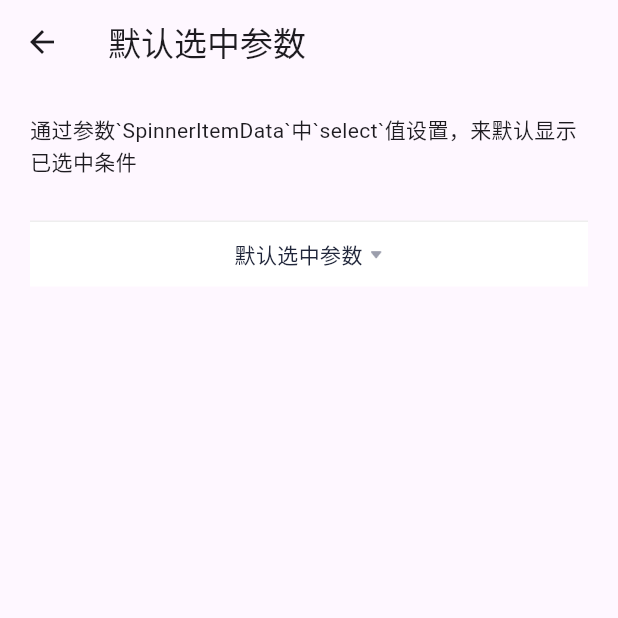
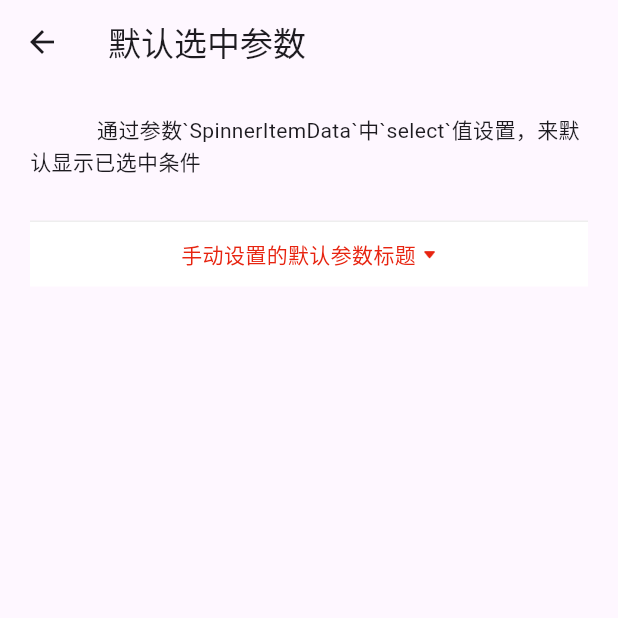
Before and after one commit to boomcx/spinner_box, a Flutter app: the SelectParamsPage screen opened directly, on a phone screen of 412 x 824 dp, the top half of it. Run offline on Flutter 3.47's test engine with Material 3 defaults, Android fonts, the phone set to English and light mode, and no system bars.

Commit message:
- 完善默认参数案例

```diff
--- a/example/lib/pages/params.dart
+++ b/example/lib/pages/params.dart
@@ -11,20 +11,22 @@ class SelectParamsPage extends StatefulWidget {
 }
 
 class _SelectParamsPageState extends State<SelectParamsPage> {
+  final controller = PopupValueNotifier.titles(
+    const ['默认选中参数'].toSpinnerData,
+  );
+
   final data = text(key: 'text1', type: MoreContentType.wrap, count: 15);
   var _condition = <SpinnerEntity>[];
 
   @override
   void initState() {
     super.initState();
-    data.items.first.selected = SCheckedStatus.checked;
+    data.items[0].selected = SCheckedStatus.unchecked;
+    data.items[1].selected = SCheckedStatus.checked;
     data.items[2].selected = SCheckedStatus.checked;
-    // var items = <SpinnerItemData>[];
-    // for (var element in data.items) {
-    //   items.add(element.copyWith(selected: true));
-    // }
+    _condition.add(data);
 
-    _condition.add(data);
+    controller.updateName('手动设置的默认参数标题', index: 0);
   }
 
   @override
@@ -37,11 +39,12 @@ class _SelectParamsPageState extends State<SelectParamsPage> {
           crossAxisAlignment: CrossAxisAlignment.start,
           children: [
             const Text('''
-通过参数`SpinnerItemData`中`select`值设置，来默认显示已选中条件
-'''),
+            通过参数`SpinnerItemData`中`select`值设置，来默认显示已选中条件
+            '''),
             const SizedBox(height: 10),
             SpinnerBox.builder(
-                titles: const ['默认选中参数'].toSpinnerData,
+                controller: controller,
+                // titles: const ['默认选中参数'].toSpinnerData,
                 builder: (notifier) => [
                       SpinnerFilter(
                         data: _condition,
--- a/lib/spinner/spinner.dart
+++ b/lib/spinner/spinner.dart
@@ -87,13 +87,15 @@ class SpinnerBox extends StatefulWidget {
     this.barrierColor,
     this.transitionsBuilder,
   }) {
-    assert(titles != null || controller != null,
-        '`SpinnerBox.builder` 构造方法 `titles` 或者 `controller` 参数不能同时为空！');
+    assert(
+        (titles?.isNotEmpty == true || controller != null) &&
+            !(titles?.isNotEmpty == true && controller != null),
+        '`SpinnerBox.builder` 构造方法 `titles` 或者 `controller` 有且只有一个有效。');
     isRebuilder = true;
-    if (titles?.isNotEmpty == true) {
+    if (controller != null) {
+      spinnerController = controller;
+    } else if (titles?.isNotEmpty == true) {
       spinnerController = PopupValueNotifier.titles(titles!);
-    } else if (controller != null) {
-      spinnerController = controller;
     }
     // widgets = builder.call(controller);
     widgetsBuilder = builder;
```
